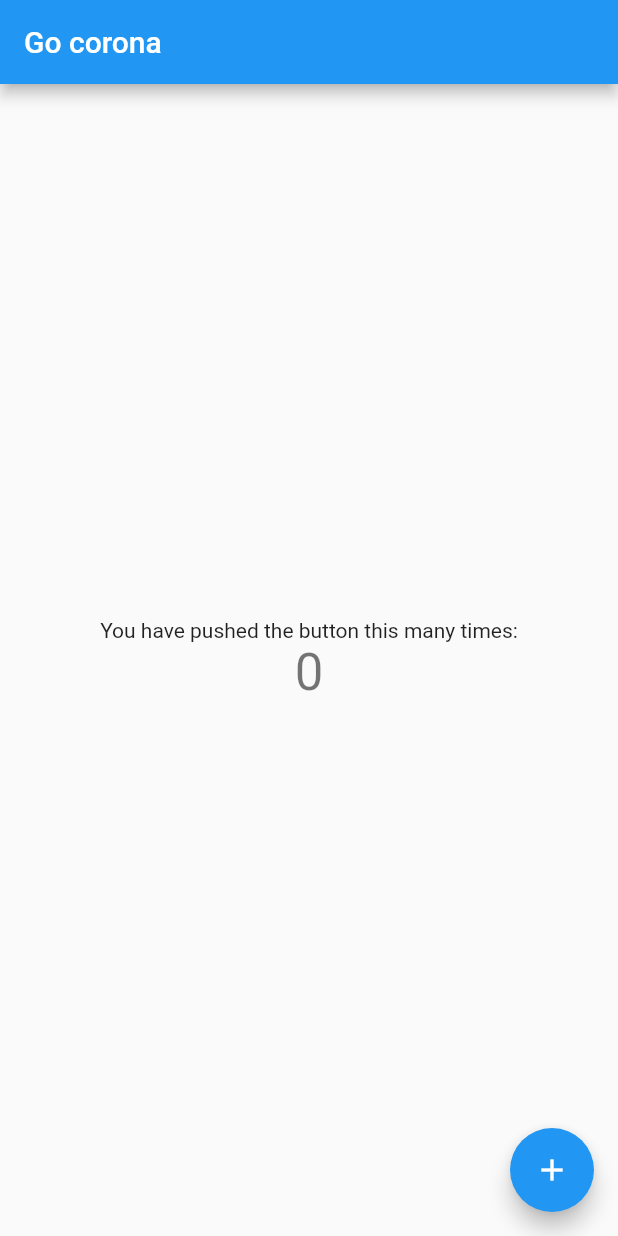
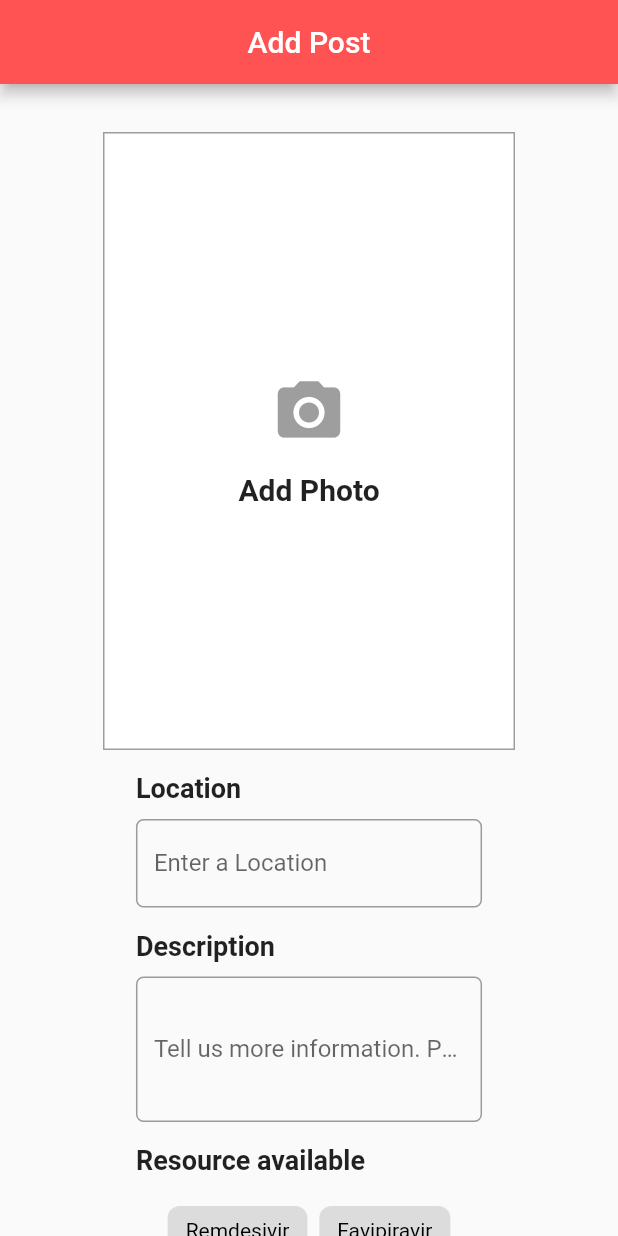
Before and after one commit to AniketSindhu/find_covid_leads_admin, a Flutter app: the screen it shows after launch, on a phone screen of 412 x 824 dp. Run offline on Flutter 3.47's test engine with Material 2 defaults, Android fonts, the phone set to English and light mode, and no system bars; drawn by our look-alikes of auto_size_text, chips_choice, velocity_x; our stand-ins replace cloud_firestore, firebase_core; accounts and stored records are empty.

Commit message:
ad post ui done + login done

```diff
--- a/lib/main.dart
+++ b/lib/main.dart
@@ -1,5 +1,8 @@
 import 'package:firebase_core/firebase_core.dart';
 import 'package:flutter/material.dart';
+import 'package:go_corona_admin/methods/addPost.dart';
+import 'package:go_corona_admin/pages/login.dart';
+import 'package:velocity_x/velocity_x.dart';
 
 void main() {
   WidgetsFlutterBinding.ensureInitialized();
@@ -28,7 +31,7 @@ class MyApp extends StatelessWidget {
               )));
             }
             if (snapshot.connectionState == ConnectionState.done) {
-              return MyHomePage(title: 'Go corona');
+              return AddPost();
             }
             return Scaffold(
                 body: Center(
@@ -38,49 +41,3 @@ class MyApp extends StatelessWidget {
     );
   }
 }
-
-class MyHomePage extends StatefulWidget {
-  MyHomePage({Key key, this.title}) : super(key: key);
-  final String title;
-
-  @override
-  _MyHomePageState createState() => _MyHomePageState();
-}
-
-class _MyHomePageState extends State<MyHomePage> {
-  int _counter = 0;
-
-  void _incrementCounter() {
-    setState(() {
-      _counter++;
-    });
-  }
-
-  @override
-  Widget build(BuildContext context) {
-    return Scaffold(
-      appBar: AppBar(
-        title: Text(widget.title),
-      ),
-      body: Center(
-        child: Column(
-          mainAxisAlignment: MainAxisAlignment.center,
-          children: <Widget>[
-            Text(
-              'You have pushed the button this many times:',
-            ),
-            Text(
-              '$_counter',
-              style: Theme.of(context).textTheme.headline4,
-            ),
-          ],
-        ),
-      ),
-      floatingActionButton: FloatingActionButton(
-        onPressed: _incrementCounter,
-        tooltip: 'Increment',
-        child: Icon(Icons.add),
-      ),
-    );
-  }
-}
--- /dev/null
+++ b/lib/methods/addPost.dart
@@ -0,0 +1,129 @@
+import 'package:auto_size_text/auto_size_text.dart';
+import 'package:chips_choice/chips_choice.dart';
+import 'package:flutter/material.dart';
+import 'package:velocity_x/velocity_x.dart';
+
+class AddPost extends StatefulWidget {
+  @override
+  _AddPostState createState() => _AddPostState();
+}
+
+class _AddPostState extends State<AddPost> {
+  bool hover = false;
+  List<String> resources = [];
+  List<String> availableResources = [
+    'Remdesivir',
+    'Favipiravir',
+    'Oxygen',
+    'Ventilator',
+    'Plasma',
+    'Tocilizumab',
+    'ICU',
+    'Beds',
+    'Food',
+  ];
+  TextEditingController location = TextEditingController();
+  TextEditingController description = TextEditingController();
+  @override
+  Widget build(BuildContext context) {
+    return Scaffold(
+      appBar: AppBar(
+          title: "Add Post".text.white.make(),
+          centerTitle: true,
+          backgroundColor: Colors.redAccent),
+      body: VStack(
+        [
+          InkWell(
+            onTap: () {},
+            onHover: (val) {
+              setState(() {
+                hover = val;
+              });
+            },
+            child: VxBox(
+                    child: VStack(
+              [
+                Icon(
+                  Icons.camera_alt,
+                  color: hover ? Colors.redAccent : Colors.grey,
+                  size: 50,
+                ),
+                SizedBox(height: 15),
+                AutoSizeText('Add Photo',
+                    style: TextStyle(fontWeight: FontWeight.w700, fontSize: 20))
+              ],
+              crossAlignment: CrossAxisAlignment.center,
+              alignment: MainAxisAlignment.center,
+            ).p64())
+                .width(context.screenWidth / 1.5)
+                .height(context.screenHeight / 2)
+                .withDecoration(BoxDecoration(
+                    color: Colors.white,
+                    border: Border.all(
+                        color: hover ? Colors.redAccent : Colors.grey)))
+                .makeCentered(),
+          ),
+          SizedBox(height: 15),
+          Column(
+            children: [
+              "Location".text.bold.size(18).make().objectCenterLeft(),
+              SizedBox(height: 10),
+              TextFormField(
+                controller: location,
+                decoration: InputDecoration(
+                    labelText: 'Enter a Location',
+                    border: OutlineInputBorder(
+                        borderSide: BorderSide(width: 0.5),
+                        borderRadius: BorderRadius.circular(5))),
+              ),
+            ],
+          ).w56(context),
+          SizedBox(height: 15),
+          Column(
+            children: [
+              "Description".text.bold.size(18).make().objectCenterLeft(),
+              SizedBox(height: 10),
+              TextFormField(
+                controller: location,
+                maxLines: 3,
+                decoration: InputDecoration(
+                    labelText:
+                        'Tell us more information. Phone number, contact details & etc.',
+                    border: OutlineInputBorder(
+                        borderSide: BorderSide(width: 0.5),
+                        borderRadius: BorderRadius.circular(5))),
+              ),
+            ],
+          ).w56(context),
+          SizedBox(height: 15),
+          Column(
+            children: [
+              "Resource available".text.bold.size(18).make().objectCenterLeft(),
+              SizedBox(height: 10),
+              ChipsChoice<String>.multiple(
+                wrapped: true,
+                spacing: 8,
+                runSpacing: 8,
+                wrapCrossAlignment: WrapCrossAlignment.start,
+                choiceActiveStyle: C2ChoiceStyle(color: Colors.redAccent),
+                value: resources,
+                choiceItems: C2Choice.listFrom<String, String>(
+                  source: availableResources,
+                  value: (i, v) => v,
+                  label: (i, v) => v,
+                ),
+                onChanged: (val) {
+                  setState(() => resources = val);
+                  print(resources);
+                },
+              ),
+            ],
+          ).w56(context),
+          ElevatedButton(onPressed: () {}, child: "Add Post".text.make())
+        ],
+        alignment: MainAxisAlignment.center,
+        crossAlignment: CrossAxisAlignment.center,
+      ).py32().scrollVertical(),
+    );
+  }
+}
--- a/pubspec.yaml
+++ b/pubspec.yaml
@@ -20,6 +20,8 @@ dependencies:
   velocity_x: ^3.0.0
   firebase_core: ^1.1.0
   cloud_firestore: ^1.0.7
+  auto_size_text: ^2.1.0
+  chips_choice: ^2.0.1
 dev_dependencies:
   flutter_test:
     sdk: flutter
```
Also changed, not shown: lib/methods/homepage.dart (added, +29 -0 lines), lib/methods/loginMethod.dart (added, +16 -0 lines), lib/pages/login.dart (added, +110 -0 lines), pubspec.lock.
